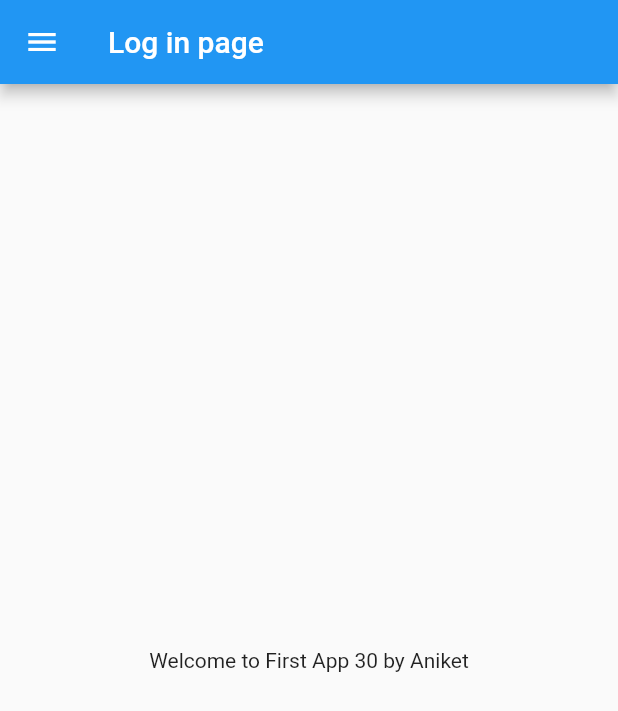
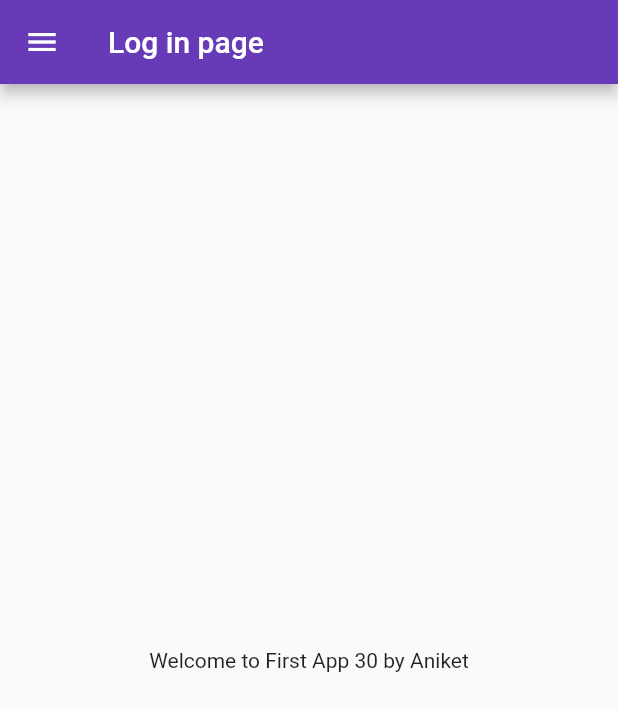
Before and after one commit to angrymiester/Flutter-Login-, a Flutter app: the screen it shows after launch, on a phone screen of 412 x 824 dp. Shown: the top 711 px of the screen. Run offline on Flutter 3.47's test engine with Material 2 defaults, Android fonts, the phone set to English and light mode, and no system bars.

```diff
--- a/lib/main.dart
+++ b/lib/main.dart
@@ -1,16 +1,26 @@
 import "package:flutter/material.dart";
-import 'package:flutter_application_1/home_page.dart';
+import 'package:flutter_application_1/pages/home_page.dart';
+import 'package:flutter_application_1/pages/login_page.dart';
 
 void main() {
   runApp(MyApp());
 }
+
 class MyApp extends StatelessWidget {
   const MyApp({Key? key}) : super(key: key);
 
   @override
   Widget build(BuildContext context) {
     return MaterialApp(
-      home: HomePage()
+      themeMode: ThemeMode.light,
+      theme: ThemeData(primarySwatch: Colors.deepPurple),
+      darkTheme: ThemeData(brightness: Brightness.dark),
+      initialRoute: "/home",
+      routes: {
+        "/": (context) => LoginPage(),
+        "/home": (context) => HomePage(),
+        "/login": (context) => LoginPage()
+      },
     );
   }
 }
```
Also changed, not shown: lib/pages/login_page.dart (added, +19 -0 lines), lib/pages/home_page.dart (renamed from lib/home_page.dart).
